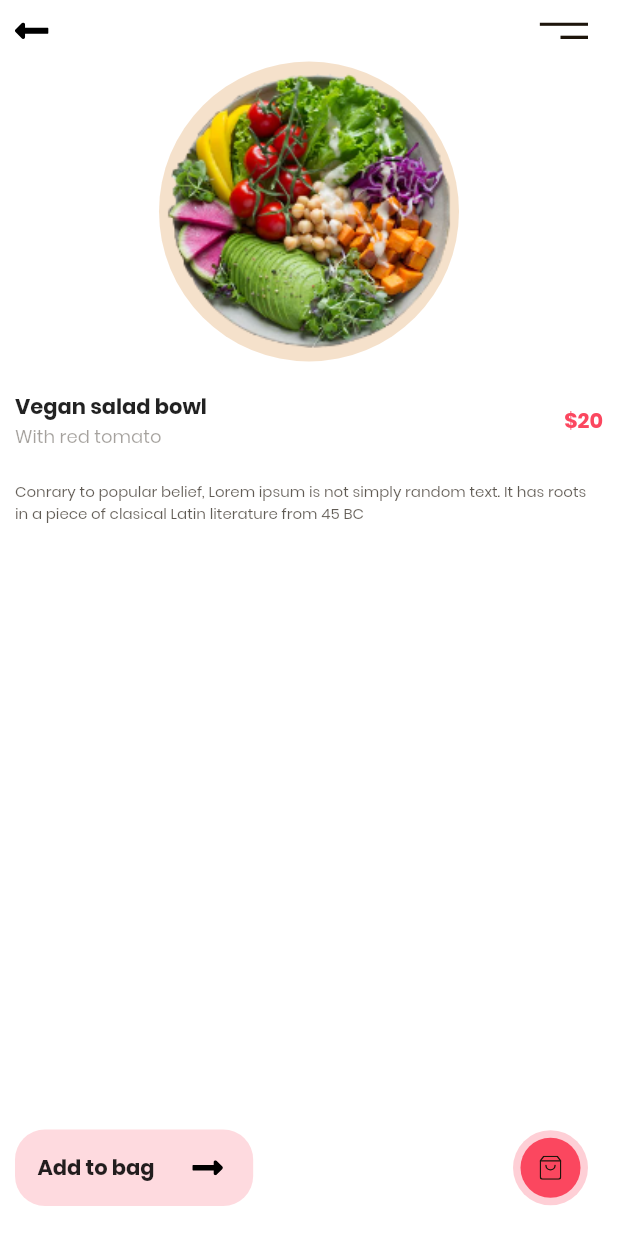
After one commit to t-cardozo/foodapp, a Flutter app: the screen it shows after launch, after a tap on "$20", on a phone screen of 412 x 824 dp. The commit adds this screen. Run offline on Flutter 3.47's test engine with Material 2 defaults, Android fonts, the phone set to English and light mode, and no system bars; our stand-ins replace flutter_svg.

Commit message:
added second screen, also added hero widget

```diff
--- /dev/null
+++ b/lib/foodScreen.dart
@@ -0,0 +1,177 @@
+import 'package:flutter/material.dart';
+import 'package:foodapp/constants.dart';
+import 'main.dart';
+import 'package:flutter_svg/flutter_svg.dart';
+
+class FoodScreen extends StatelessWidget {
+  const FoodScreen({Key key}) : super(key: key);
+
+  @override
+  Widget build(BuildContext context) {
+    return Scaffold(
+      body: SafeArea(
+        child: Padding(
+          padding: const EdgeInsets.all(10.0),
+          child: Column(
+            children: <Widget>[
+              topNavButtons(context),
+              FoodImage(
+                image: "image_1.png",
+              ),
+              SizedBox(
+                height: 20,
+              ),
+              foodTitle(context),
+              SizedBox(
+                height: 20,
+              ),
+              foodDescription(context),
+              Spacer(),
+              bottomCart(context)
+            ],
+          ),
+        ),
+      ),
+    );
+  }
+
+  Widget bottomCart(BuildContext context) {
+    return Padding(
+      padding: const EdgeInsets.only(right: 10.0, bottom: 10.0),
+      child: Row(
+        mainAxisAlignment: MainAxisAlignment.spaceBetween,
+        children: <Widget>[
+          Container(
+            padding: EdgeInsets.all(15),
+            decoration: BoxDecoration(
+                color: kPrimaryColor.withOpacity(.2),
+                borderRadius: BorderRadius.all(Radius.circular(20))),
+            child: Row(
+              mainAxisAlignment: MainAxisAlignment.spaceBetween,
+              children: <Widget>[
+                Text(
+                  "Add to bag",
+                  style: Theme.of(context).textTheme.button,
+                ),
+                SizedBox(
+                  width: 20,
+                ),
+                SizedBox(
+                    height: 10,
+                    child: SvgPicture.asset("assets/icons/forward.svg")),
+              ],
+            ),
+          ),
+          Container(
+              padding: EdgeInsets.all(5),
+              height: 50,
+              width: 50,
+              decoration: BoxDecoration(
+                  shape: BoxShape.circle,
+                  color: kPrimaryColor.withOpacity(.26)),
+              child: Container(
+                padding: EdgeInsets.all(12),
+                decoration: BoxDecoration(
+                  shape: BoxShape.circle,
+                  color: kPrimaryColor,
+                ),
+                child: SvgPicture.asset(
+                  "assets/icons/bag.svg",
+                ),
+              ))
+        ],
+      ),
+    );
+  }
+
+  Text foodDescription(BuildContext context) {
+    return Text(
+      "Conrary to popular belief, Lorem ipsum is not simply random text. It has roots in a piece of clasical Latin literature from 45 BC",
+      maxLines: 4,
+      style: Theme.of(context)
+          .textTheme
+          .caption
+          .copyWith(color: kTextColor.withOpacity(.7), fontSize: 10),
+    );
+  }
+
+  Widget foodTitle(BuildContext context) {
+    return Row(
+      mainAxisAlignment: MainAxisAlignment.spaceBetween,
+      children: <Widget>[
+        RichText(
+          text: TextSpan(
+            children: [
+              TextSpan(
+                text: "Vegan salad bowl\n",
+                style: Theme.of(context).textTheme.bodyText1,
+              ),
+              TextSpan(
+                text: "With red tomato",
+                style: Theme.of(context)
+                    .textTheme
+                    .caption
+                    .copyWith(color: kTextColor.withOpacity(.4)),
+              )
+            ],
+          ),
+        ),
+        Text(
+          "\$20",
+          style: Theme.of(context)
+              .textTheme
+              .bodyText1
+              .copyWith(color: kPrimaryColor),
+        ),
+      ],
+    );
+  }
+
+  Widget topNavButtons(context) {
+    return Row(
+      mainAxisAlignment: MainAxisAlignment.spaceBetween,
+      children: <Widget>[
+        GestureDetector(
+          onTap: () => Navigator.pop(context),
+          child: TopNavButtons(
+            image: "backward.svg",
+          ),
+        ),
+        TopNavButtons(
+          image: "menu.svg",
+        )
+      ],
+    );
+  }
+}
+
+class FoodImage extends StatelessWidget {
+  final String image;
+  const FoodImage({
+    Key key,
+    this.image,
+  }) : super(key: key);
+
+  @override
+  Widget build(BuildContext context) {
+    return Padding(
+      padding: const EdgeInsets.only(top: 15.0),
+      child: Container(
+        padding: EdgeInsets.all(4),
+        width: 200,
+        height: 200,
+        decoration: BoxDecoration(
+          shape: BoxShape.circle,
+          color: kSecondaryColor,
+        ),
+        child: Hero(
+          tag: image,
+          child: Image.asset(
+            "assets/images/$image",
+            fit: BoxFit.cover,
+          ),
+        ),
+      ),
+    );
+  }
+}
--- a/lib/main.dart
+++ b/lib/main.dart
@@ -1,6 +1,7 @@
 import 'package:flutter/material.dart';
 import 'package:foodapp/constants.dart';
 import 'package:flutter_svg/flutter_svg.dart';
+import 'package:foodapp/foodScreen.dart';
 
 void main() {
   runApp(MyApp());
@@ -60,7 +61,9 @@ class HomeScreen extends StatelessWidget {
             child: Column(
               crossAxisAlignment: CrossAxisAlignment.start,
               children: <Widget>[
-                mainMenuButton(),
+                TopNavButtons(
+                  image: "menu.svg",
+                ),
                 pageTitle(context),
                 categoryScrollList(),
                 SearchFoodBox(),
@@ -113,7 +116,13 @@ class FoodCard extends StatelessWidget {
 
   @override
   Widget build(BuildContext context) {
-    return Container(
+    return GestureDetector(
+      onTap: () {
+        FocusScope.of(context).requestFocus(new FocusNode());
+        Navigator.push(
+            context, MaterialPageRoute(builder: (context) => FoodScreen()));
+      },
+      child: Container(
         margin: EdgeInsets.only(left: 10),
         height: 250,
         width: 185,
@@ -150,12 +159,15 @@ class FoodCard extends StatelessWidget {
             Positioned(
               top: 0,
               left: -30,
+              child: Hero(
+                tag: image,
                 child: Container(
                   height: 120,
                   width: 180,
                   decoration: BoxDecoration(
                     image: DecorationImage(
                         image: AssetImage("assets/images/" + image)),
+                  ),
                 ),
               ),
             ),
@@ -213,6 +225,7 @@ class FoodCard extends StatelessWidget {
               ),
             )
           ],
+        ),
       ),
     );
   }
@@ -310,15 +323,24 @@ Widget pageTitle(BuildContext context) {
   );
 }
 
-Widget mainMenuButton() {
+class TopNavButtons extends StatelessWidget {
+  final String image;
+  const TopNavButtons({
+    this.image,
+    Key key,
+  }) : super(key: key);
+
+  @override
+  Widget build(BuildContext context) {
     return Padding(
       padding: const EdgeInsets.only(right: 10, top: 5),
       child: Align(
         alignment: Alignment.topRight,
         child: SvgPicture.asset(
-        "assets/icons/menu.svg",
+          "assets/icons/$image",
           height: 11,
         ),
       ),
     );
   }
+}
```
Lines whose indentation alone changed are shown as unchanged.
